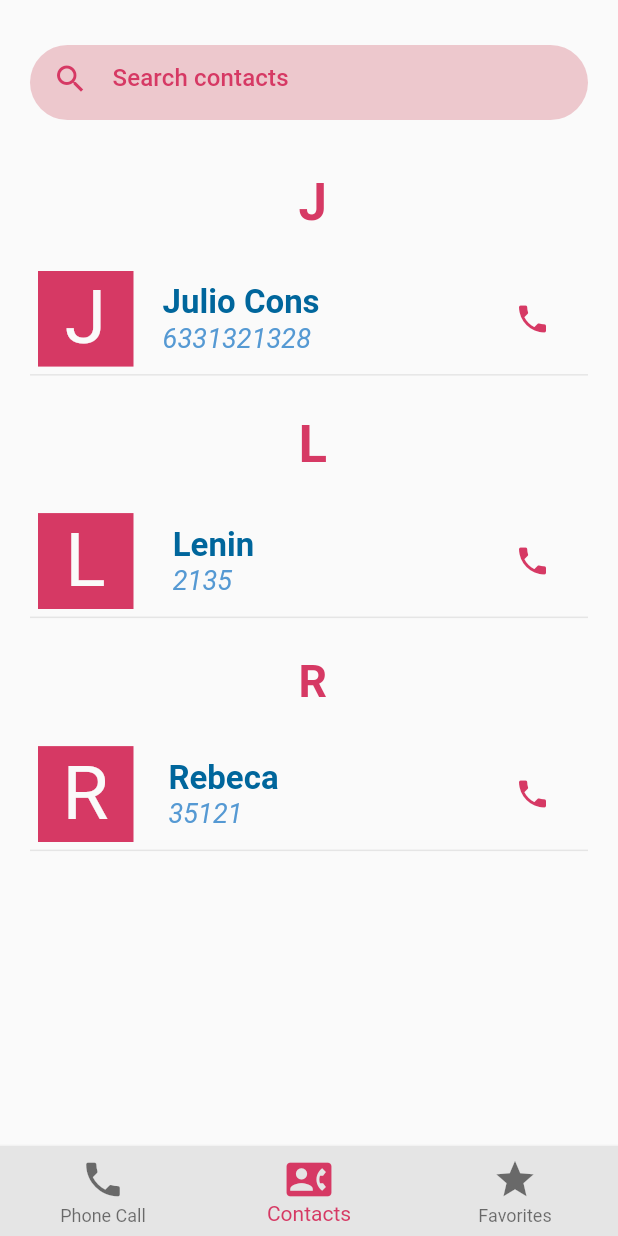
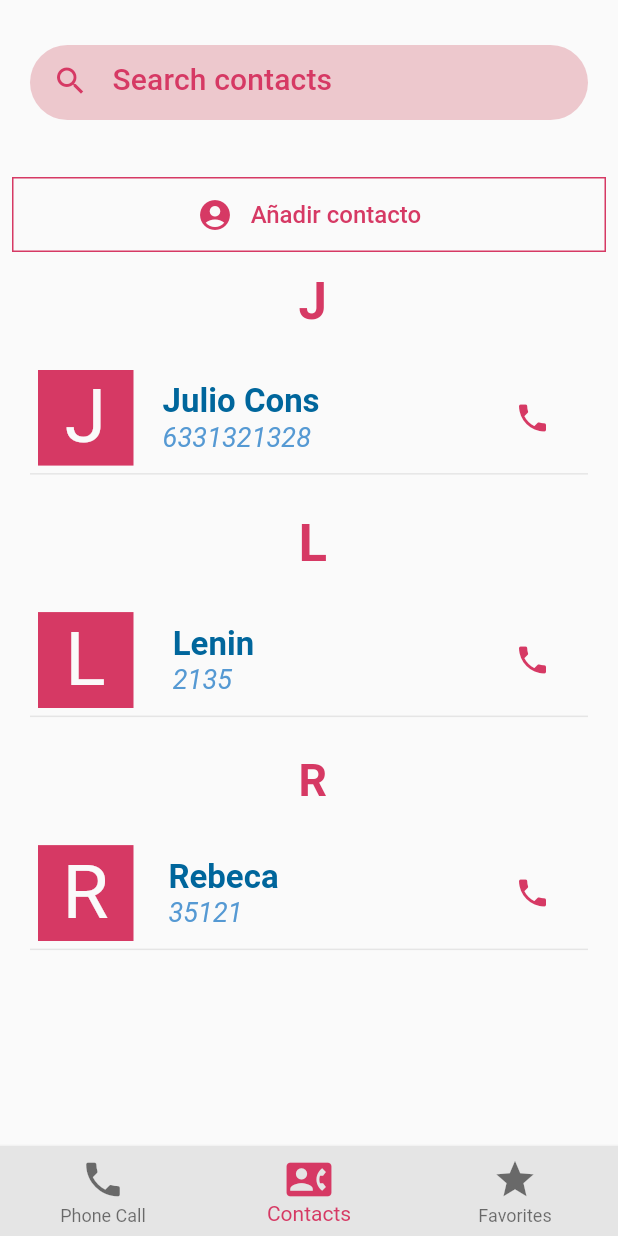
Before and after one commit to Jcons17/Phone-Call-App, a Flutter app: the screen it shows after launch, on a phone screen of 412 x 824 dp. Run offline on Flutter 3.47's test engine with Material 2 defaults, Android fonts, the phone set to English and light mode, and no system bars.

Commit message:
⚡️ Mejorar interfaz

```diff
--- a/lib/components/input_search_contacts.dart
+++ b/lib/components/input_search_contacts.dart
@@ -24,7 +24,7 @@ class SearchContacts extends StatelessWidget {
           contentPadding: EdgeInsets.zero,
           icon: Icon(Icons.search,color: labelColor,size: 24  ,),
           labelText: "Search contacts",
-          labelStyle: TextStyle(color: labelColor,fontSize: 16),
+          labelStyle: TextStyle(color: labelColor,fontSize: 20),
           floatingLabelBehavior: FloatingLabelBehavior.auto,
           border: InputBorder.none,
         )
--- a/lib/pages/contacts_page.dart
+++ b/lib/pages/contacts_page.dart
@@ -2,6 +2,7 @@ import 'package:appcall/components/empty_contacs.dart';
 import 'package:appcall/components/input_search_contacts.dart';
 import 'package:appcall/components/list_contacts.dart';
 import 'package:appcall/model/contact_model.dart';
+import 'package:appcall/pages/contact_view.dart';
 import 'package:appcall/provider/contacts_provider.dart';
 import 'package:appcall/util/color.dart';
 import 'package:flutter/material.dart';
@@ -17,21 +18,6 @@ class ContactPage extends StatefulWidget {
 
 class _ContactPageState extends State<ContactPage> {
 
-  List<Contact> listContacts = [
-    Contact(idContact: 0, firstName: "Julio", numberPhone: "6331321328",lastName: "Cons"),
-    Contact(idContact: 1, firstName: "Rebeca", numberPhone: "6331321328"),
-    Contact(idContact: 2, firstName: "Lenin", numberPhone: "6331321328",),
-
-  ];
-
-  final List<Color> colors = [
-    Colors.yellow,
-    Colors.blue,
-    Colors.green,
-    Colors.red,
-    Colors.purple,
-    Colors.pink,
-  ];
   final _controller = ScrollController();
 
 
@@ -46,6 +32,27 @@ class _ContactPageState extends State<ContactPage> {
               height: 50,
               margin: const EdgeInsets.symmetric(horizontal: 20, vertical: 30),
               child: SearchContacts(bgColor: primaryColorLight.withOpacity(0.5), labelColor: primaryColor)
+            ),
+            TextButton(
+              onPressed: (){
+                Navigator.push(context,MaterialPageRoute(builder: (context) => const ContactView() ));
+              },
+              child: Container(
+                width: double.maxFinite,
+                height: 50,
+                decoration: BoxDecoration(
+                  border: Border.all(color: primaryColor)
+                ),
+                child: Center(
+                  child: Row(
+                    mainAxisAlignment: MainAxisAlignment.center,
+                    children: [
+                      const Icon(Icons.account_circle_rounded,color: primaryColor,),
+                      Text("   Añadir contacto", style: Theme.of(context).textTheme.bodyText1,),
+                    ],
+                  ),
+                ),
+              ) ,
             ),
             Expanded(child:
               FutureBuilder<Map<String,List<Contact>>>(
```
Also changed, not shown: lib/pages/contact_view.dart (+11 -4 lines), pubspec.lock.
